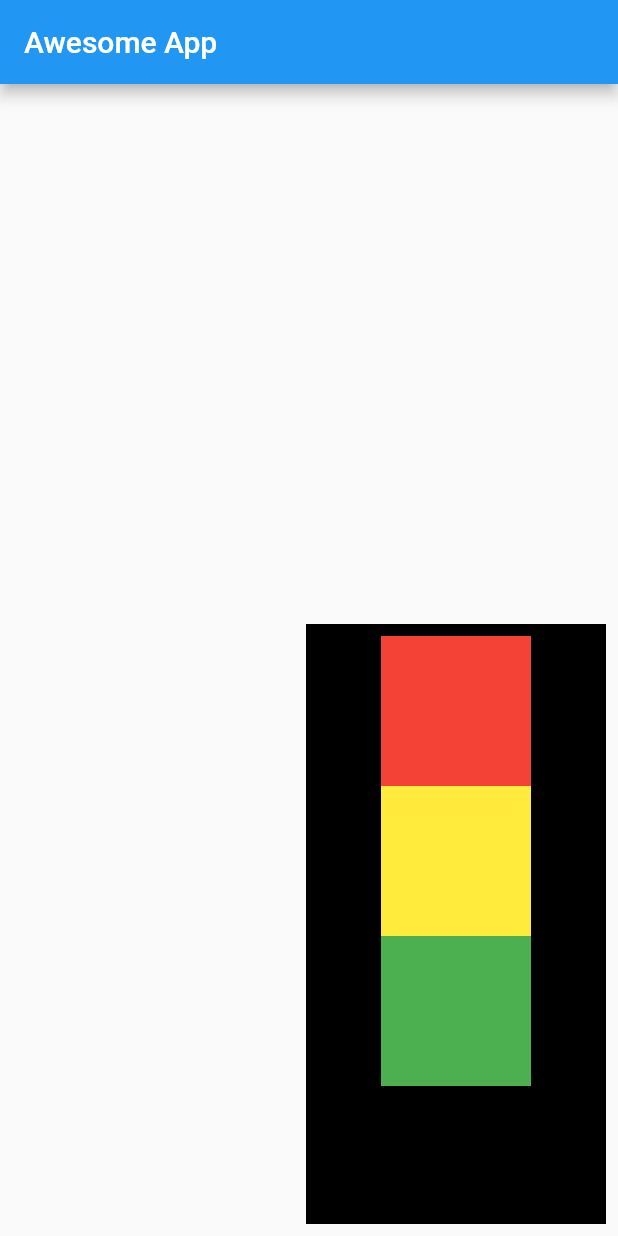
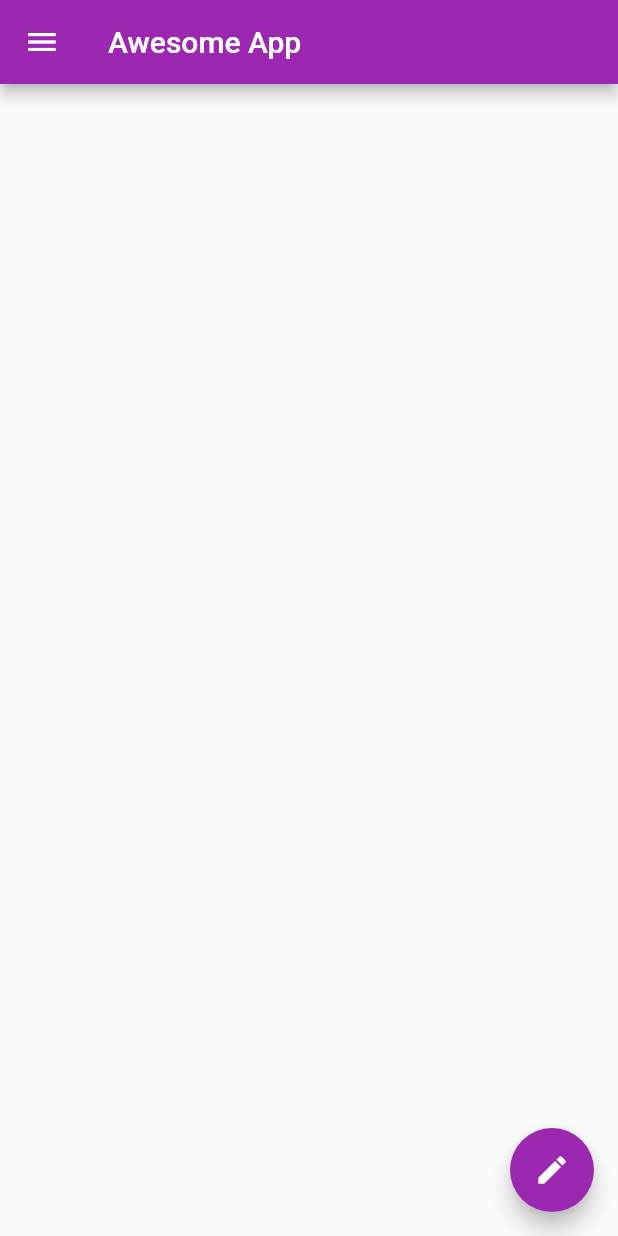
Before and after one commit to anubhavbagri/FlutterEssentials, a Flutter app: the screen it shows after launch, on a phone screen of 412 x 824 dp. Run offline on Flutter 3.47's test engine with Material 2 defaults, Android fonts, the light colour scheme and no system bars.

Commit message:
ch4 completed

```diff
--- a/lib/main.dart
+++ b/lib/main.dart
@@ -2,11 +2,14 @@ import 'package:flutter/material.dart';
 // import 'package:flutter/cupertino.dart';
 
 void main() {
-  runApp(MaterialApp(
+  runApp(
+    MaterialApp(
       title:
           "Awesome App", //this text shows when you press the recent-apps button
       home: Homepage(),
-  ));
+      theme: ThemeData(primarySwatch: Colors.purple),
+    ),
+  );
 }
 
 class Homepage extends StatelessWidget {
@@ -17,56 +20,48 @@ class Homepage extends StatelessWidget {
         title: Text("Awesome App"),
       ),
       // body: Column(
-      body: Padding(
-        padding: const EdgeInsets.all(8.0),
-        child: Align(
-          // alignment: Alignment.centerLeft,
-          // alignment: Alignment.centerRight,
-          alignment: Alignment.bottomRight,
-          child: Container(
-            color: Colors.black,
-            // width: MediaQuery.of(context).size.width,
-            width: 200,
-            // height: MediaQuery.of(context).size.height,
-            height: 400,
-            // child: Row(
-            child: Padding(
-              padding: const EdgeInsets.all(8.0),
-              child: Column(
-                // mainAxisAlignment: MainAxisAlignment.center,
-                mainAxisAlignment: MainAxisAlignment.start,
-                // mainAxisAlignment: MainAxisAlignment.end,
-                // mainAxisAlignment: MainAxisAlignment.spaceBetween,
-                // mainAxisAlignment: MainAxisAlignment.spaceAround,
-                // mainAxisAlignment: MainAxisAlignment.spaceEvenly,
-                // crossAxisAlignment: CrossAxisAlignment.start,
-                // crossAxisAlignment: CrossAxisAlignment.end,
-                crossAxisAlignment: CrossAxisAlignment.center,
-                // crossAxisAlignment: CrossAxisAlignment.stretch,
+      body: Container(),
+      drawer: Drawer(
+        child: ListView(
+          padding: EdgeInsets.zero,
           children: [
-                  Container(
-                    padding: const EdgeInsets.all(8),
-                    width: 100,
-                    height: 100,
-                    color: Colors.red,
+            // DrawerHeader(
+            //   child: Text("Hi, I am Anubhav",
+            //       style: TextStyle(color: Colors.white)),
+            //   decoration: BoxDecoration(color: Colors.purple),
+            // ),
+            UserAccountsDrawerHeader(
+              accountName: Text("Anubhav Bagri"),
+              accountEmail: Text("anubhavbagri01@gmail.com"),
+              // currentAccountPicture: Image.network(
+              //     "https://cdn.discordapp.com/attachments/783373214888755302/834888959644401664/anubhav.jpg"),
+              currentAccountPicture: CircleAvatar(
+                backgroundImage: NetworkImage(
+                    "https://cdn.discordapp.com/attachments/783373214888755302/834888959644401664/anubhav.jpg"),
               ),
-                  Container(
-                    padding: const EdgeInsets.all(8),
-                    width: 100,
-                    height: 100,
-                    color: Colors.yellow,
             ),
-                  Container(
-                    padding: const EdgeInsets.all(8),
-                    width: 100,
-                    height: 100,
-                    color: Colors.green,
+            ListTile(
+              leading: Icon(Icons.person),
+              title: Text("Account"),
+              subtitle: Text("Anubhav Bagri"),
+              trailing: Icon(Icons.edit),
+            ),
+            ListTile(
+              leading: Icon(Icons.email),
+              title: Text("Email"),
+              subtitle: Text("oyebagri@gmail.com"),
+              trailing: Icon(Icons.send),
             )
           ],
         ),
       ),
-          ),
-        ),
+      // floatingActionButtonLocation: FloatingActionButtonLocation.centerDocked,
+      // floatingActionButtonLocation: FloatingActionButtonLocation.centerFloat,
+      // floatingActionButtonLocation: FloatingActionButtonLocation.startTop,
+      floatingActionButton: FloatingActionButton(
+        onPressed: () {},
+        child: Icon(Icons.edit),
+        // mini: true,
       ),
     );
   }
```
Lines whose indentation alone changed are shown as unchanged.
